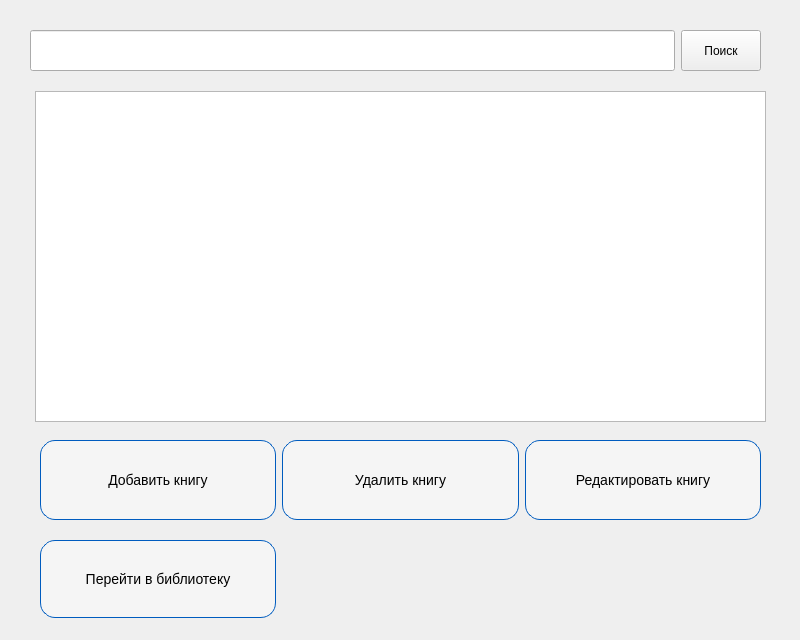
Above: windows/ui/library.ui from aesthetic-what/kursovaya before the change. Below: the same form after it.
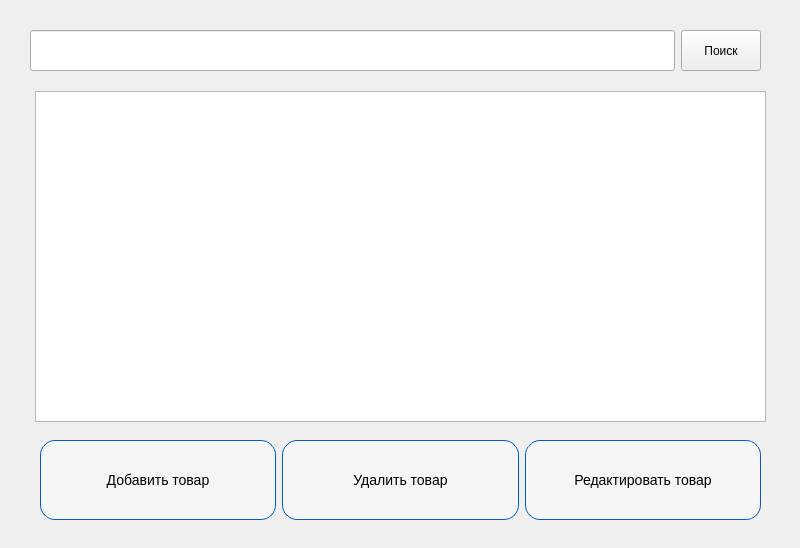
That is the form after the change.

Patch:
```diff
--- a/windows/ui/library.ui
+++ b/windows/ui/library.ui
@@ -7,7 +7,7 @@
     <x>0</x>
     <y>0</y>
     <width>800</width>
-    <height>640</height>
+    <height>548</height>
    </rect>
   </property>
   <property name="windowTitle">
@@ -69,7 +69,7 @@
 </string>
        </property>
        <property name="text">
-        <string>Добавить книгу</string>
+        <string>Добавить товар</string>
        </property>
       </widget>
      </item>
@@ -108,7 +108,7 @@
 </string>
        </property>
        <property name="text">
-        <string>Удалить книгу</string>
+        <string>Удалить товар</string>
        </property>
       </widget>
      </item>
@@ -147,7 +147,7 @@
 </string>
        </property>
        <property name="text">
-        <string>Редактировать книгу</string>
+        <string>Редактировать товар</string>
        </property>
       </widget>
      </item>
@@ -188,51 +188,6 @@
      </item>
     </layout>
    </widget>
-   <widget class="QPushButton" name="library">
-    <property name="geometry">
-     <rect>
-      <x>40</x>
-      <y>540</y>
-      <width>236</width>
-      <height>78</height>
-     </rect>
-    </property>
-    <property name="sizePolicy">
-     <sizepolicy hsizetype="Minimum" vsizetype="Expanding">
-      <horstretch>0</horstretch>
-      <verstretch>0</verstretch>
-     </sizepolicy>
-    </property>
-    <property name="styleSheet">
-     <string notr="true">QPushButton {
-    background-color: #f5f5f5; /* Цвет фона */
-    color: black; /* Белый текст */
-    border: 1px solid #005cbf; /* Граница */
-    border-radius: 15px; /* Скругление углов */
-    padding: 8px 12px; /* Внутренние отступы */
-    font-size: 14px; /* Размер шрифта */
-}
-
-QPushButton:hover {
-     background-color: #e0e0e0; /* Цвет фона при наведении */
-}
-
-QPushButton:pressed {
-    background-color: #004ba0; /* Еще темнее при нажатии */
-    border: 1px solid #003a80;
-}
-
-QPushButton:disabled {
-    background-color: #dcdcdc; /* Серый фон для отключенной кнопки */
-    color: #a0a0a0; /* Серый текст */
-    border: 1px solid #c0c0c0;
-}
-</string>
-    </property>
-    <property name="text">
-     <string>Перейти в библиотеку</string>
-    </property>
-   </widget>
   </widget>
  </widget>
  <resources/>
```
